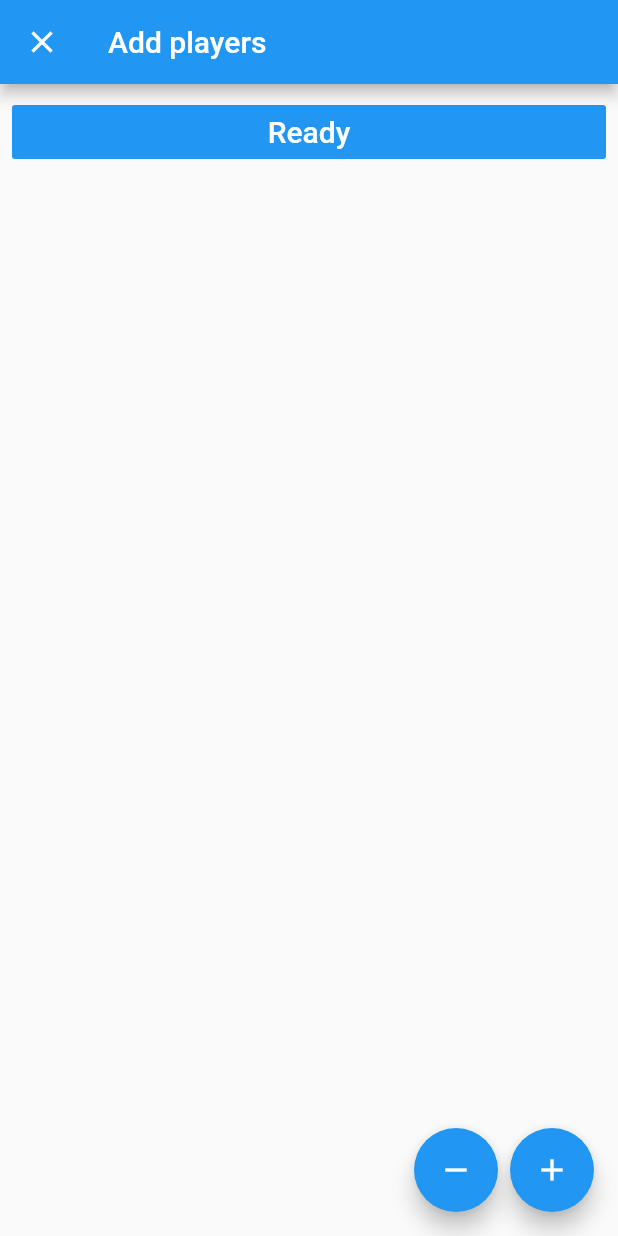
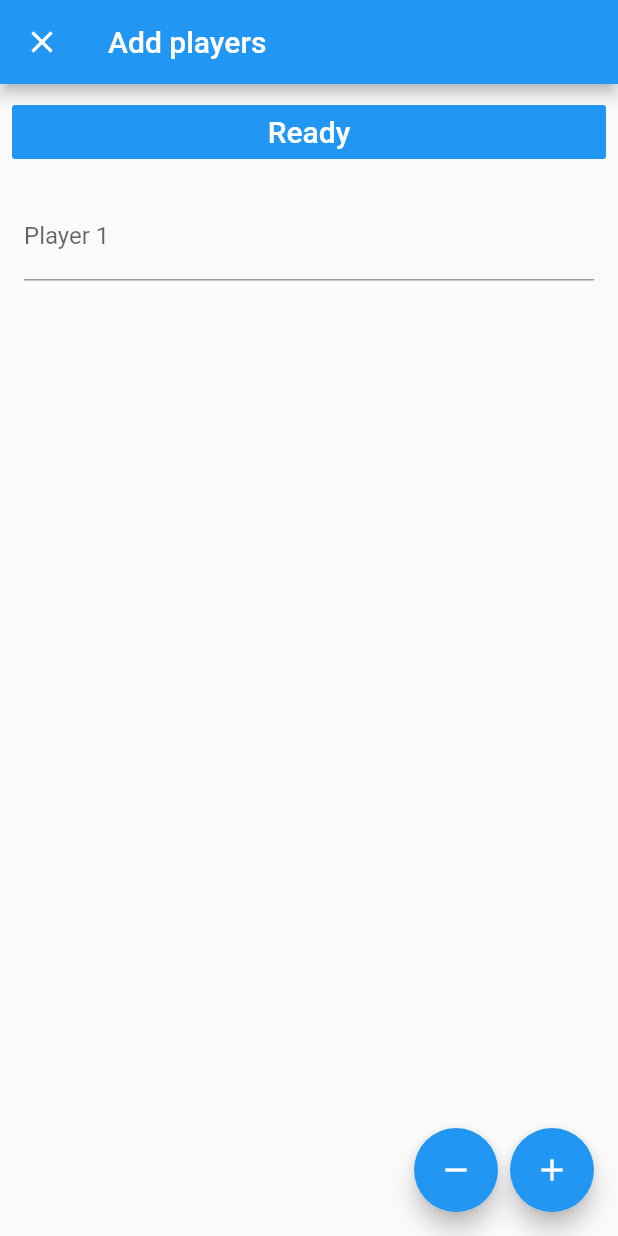
Before and after one commit to pavelzw/Mario-Kart-Custom-Rules, a Flutter app: the screen it shows after launch, after a tap on the "edit" icon, on a phone screen of 412 x 824 dp. Run offline on Flutter 3.47's test engine with Material 2 defaults, Android fonts, the light colour scheme and no system bars; our stand-ins replace rxdart.

Commit message:
Add ellipsis, automatic names, default player

```diff
--- a/lib/views/add_players.dart
+++ b/lib/views/add_players.dart
@@ -22,7 +22,7 @@ class _AddPlayersState extends State<AddPlayers> {
           return TextEditingController(text: s);
         }).toList();
       } else {
-        controllers = [];
+        controllers = [TextEditingController()];
       }
     });
   }
@@ -55,8 +55,12 @@ class _AddPlayersState extends State<AddPlayers> {
                               return;
                             }
 
-                            final list =
-                                controllers.map((c) => c.text).toList();
+                            final list = controllers
+                                .map((c) => c.text == ""
+                                    ? "Player " +
+                                        (controllers.indexOf(c) + 1).toString()
+                                    : c.text)
+                                .toList();
                             Navigator.pop(context, list);
                           },
                         ),
--- a/lib/views/main_screen.dart
+++ b/lib/views/main_screen.dart
@@ -69,11 +69,14 @@ class MainScreenState extends State<MainScreen>
             }
           },
         ),
-        Text(
-          "Players: " +
-              players.map((player) => player.name).toList().join(", "),
-          style: TextStyle(fontSize: 20.0),
-          textAlign: TextAlign.left,
+        Expanded(
+          child: Text(
+            "Players: " +
+                players.map((player) => player.name).toList().join(", "),
+            overflow: TextOverflow.ellipsis,
+            style: TextStyle(fontSize: 20.0),
+            textAlign: TextAlign.left,
+          ),
         ),
       ],
     );
```
